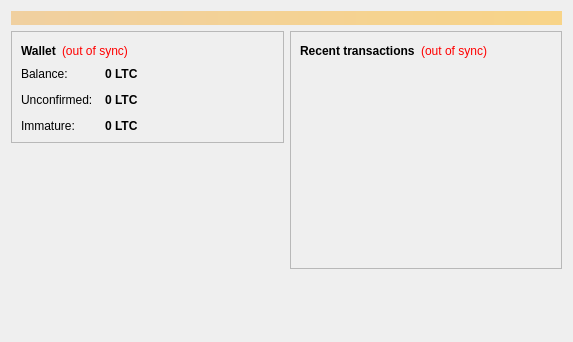
Above: src/qt/forms/overviewpage.ui from Worldcoin-Network/litecoin before the change. Below: the same form after it.
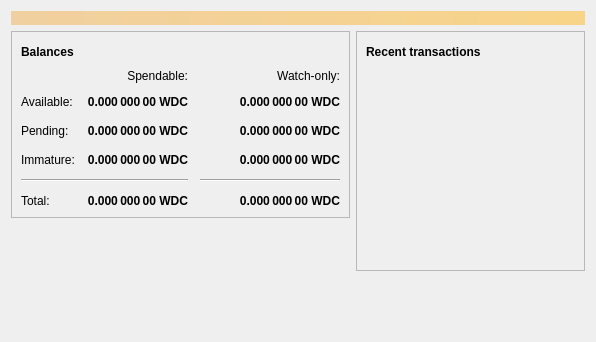
That is the form after the change. Icons and pictures are not drawn.

The edit to the form file:
```diff
--- a/src/qt/forms/overviewpage.ui
+++ b/src/qt/forms/overviewpage.ui
@@ -6,7 +6,7 @@
    <rect>
     <x>0</x>
     <y>0</y>
-    <width>573</width>
+    <width>596</width>
     <height>342</height>
    </rect>
   </property>
@@ -20,7 +20,7 @@
       <bool>false</bool>
      </property>
      <property name="styleSheet">
-      <string notr="true">background-color: qlineargradient(x1: 0, y1: 0, x2: 1, y2: 0, stop:0 #F0D0A0, stop:1 #F8D488); color:#000000;</string>
+      <string notr="true">QLabel { background-color: qlineargradient(x1: 0, y1: 0, x2: 1, y2: 0, stop:0 #F0D0A0, stop:1 #F8D488); color:#000000; }</string>
      </property>
      <property name="wordWrap">
       <bool>true</bool>
@@ -54,27 +54,197 @@
                </font>
               </property>
               <property name="text">
-               <string>Wallet</string>
+               <string>Balances</string>
               </property>
              </widget>
             </item>
             <item>
-             <widget class="QLabel" name="labelWalletStatus">
+             <widget class="QPushButton" name="labelWalletStatus">
+              <property name="enabled">
+               <bool>true</bool>
+              </property>
+              <property name="maximumSize">
+               <size>
+                <width>30</width>
+                <height>16777215</height>
+               </size>
+              </property>
               <property name="toolTip">
                <string>The displayed information may be out of date. Your wallet automatically synchronizes with the Worldcoin network after a connection is established, but this process has not completed yet.</string>
               </property>
-              <property name="styleSheet">
-               <string notr="true">QLabel { color: red; }</string>
-              </property>
               <property name="text">
-               <string notr="true">(out of sync)</string>
+               <string/>
               </property>
-              <property name="alignment">
-               <set>Qt::AlignLeading|Qt::AlignLeft|Qt::AlignVCenter</set>
+              <property name="icon">
+               <iconset resource="../bitcoin.qrc">
+                <normaloff>:/icons/warning</normaloff>
+                <disabledoff>:/icons/warning</disabledoff>:/icons/warning</iconset>
+              </property>
+              <property name="iconSize">
+               <size>
+                <width>24</width>
+                <height>24</height>
+               </size>
+              </property>
+              <property name="flat">
+               <bool>true</bool>
               </property>
              </widget>
             </item>
             <item>
+             <spacer name="horizontalSpacer_3">
+              <property name="orientation">
+               <enum>Qt::Horizontal</enum>
+              </property>
+              <property name="sizeHint" stdset="0">
+               <size>
+                <width>40</width>
+                <height>20</height>
+               </size>
+              </property>
+             </spacer>
+            </item>
+           </layout>
+          </item>
+          <item>
+           <layout class="QGridLayout" name="gridLayout">
+            <property name="spacing">
+             <number>12</number>
+            </property>
+            <item row="2" column="2">
+             <widget class="QLabel" name="labelWatchPending">
+              <property name="font">
+               <font>
+                <weight>75</weight>
+                <bold>true</bold>
+               </font>
+              </property>
+              <property name="cursor">
+               <cursorShape>IBeamCursor</cursorShape>
+              </property>
+              <property name="toolTip">
+               <string>Unconfirmed transactions to watch-only addresses</string>
+              </property>
+              <property name="text">
+               <string notr="true">0.000 000 00 WDC</string>
+              </property>
+              <property name="alignment">
+               <set>Qt::AlignRight|Qt::AlignTrailing|Qt::AlignVCenter</set>
+              </property>
+              <property name="textInteractionFlags">
+               <set>Qt::LinksAccessibleByMouse|Qt::TextSelectableByKeyboard|Qt::TextSelectableByMouse</set>
+              </property>
+             </widget>
+            </item>
+            <item row="2" column="1">
+             <widget class="QLabel" name="labelUnconfirmed">
+              <property name="font">
+               <font>
+                <weight>75</weight>
+                <bold>true</bold>
+               </font>
+              </property>
+              <property name="cursor">
+               <cursorShape>IBeamCursor</cursorShape>
+              </property>
+              <property name="toolTip">
+               <string>Total of transactions that have yet to be confirmed, and do not yet count toward the spendable balance</string>
+              </property>
+              <property name="text">
+               <string notr="true">0.000 000 00 WDC</string>
+              </property>
+              <property name="alignment">
+               <set>Qt::AlignRight|Qt::AlignTrailing|Qt::AlignVCenter</set>
+              </property>
+              <property name="textInteractionFlags">
+               <set>Qt::LinksAccessibleByMouse|Qt::TextSelectableByKeyboard|Qt::TextSelectableByMouse</set>
+              </property>
+             </widget>
+            </item>
+            <item row="3" column="2">
+             <widget class="QLabel" name="labelWatchImmature">
+              <property name="font">
+               <font>
+                <weight>75</weight>
+                <bold>true</bold>
+               </font>
+              </property>
+              <property name="cursor">
+               <cursorShape>IBeamCursor</cursorShape>
+              </property>
+              <property name="toolTip">
+               <string>Mined balance in watch-only addresses that has not yet matured</string>
+              </property>
+              <property name="text">
+               <string notr="true">0.000 000 00 WDC</string>
+              </property>
+              <property name="alignment">
+               <set>Qt::AlignRight|Qt::AlignTrailing|Qt::AlignVCenter</set>
+              </property>
+              <property name="textInteractionFlags">
+               <set>Qt::LinksAccessibleByMouse|Qt::TextSelectableByKeyboard|Qt::TextSelectableByMouse</set>
+              </property>
+             </widget>
+            </item>
+            <item row="4" column="0" colspan="2">
+             <widget class="Line" name="line">
+              <property name="orientation">
+               <enum>Qt::Horizontal</enum>
+              </property>
+             </widget>
+            </item>
+            <item row="4" column="2">
+             <widget class="Line" name="lineWatchBalance">
+              <property name="sizePolicy">
+               <sizepolicy hsizetype="Preferred" vsizetype="Fixed">
+                <horstretch>0</horstretch>
+                <verstretch>0</verstretch>
+               </sizepolicy>
+              </property>
+              <property name="minimumSize">
+               <size>
+                <width>140</width>
+                <height>0</height>
+               </size>
+              </property>
+              <property name="orientation">
+               <enum>Qt::Horizontal</enum>
+              </property>
+             </widget>
+            </item>
+            <item row="5" column="0">
+             <widget class="QLabel" name="labelTotalText">
+              <property name="text">
+               <string>Total:</string>
+              </property>
+             </widget>
+            </item>
+            <item row="3" column="1">
+             <widget class="QLabel" name="labelImmature">
+              <property name="font">
+               <font>
+                <weight>75</weight>
+                <bold>true</bold>
+               </font>
+              </property>
+              <property name="cursor">
+               <cursorShape>IBeamCursor</cursorShape>
+              </property>
+              <property name="toolTip">
+               <string>Mined balance that has not yet matured</string>
+              </property>
+              <property name="text">
+               <string notr="true">0.000 000 00 WDC</string>
+              </property>
+              <property name="alignment">
+               <set>Qt::AlignRight|Qt::AlignTrailing|Qt::AlignVCenter</set>
+              </property>
+              <property name="textInteractionFlags">
+               <set>Qt::LinksAccessibleByMouse|Qt::TextSelectableByKeyboard|Qt::TextSelectableByMouse</set>
+              </property>
+             </widget>
+            </item>
+            <item row="2" column="3">
              <spacer name="horizontalSpacer_2">
               <property name="orientation">
                <enum>Qt::Horizontal</enum>
@@ -87,28 +257,15 @@
               </property>
              </spacer>
             </item>
-           </layout>
-          </item>
-          <item>
-           <layout class="QFormLayout" name="formLayout_2">
-            <property name="fieldGrowthPolicy">
-             <enum>QFormLayout::AllNonFixedFieldsGrow</enum>
-            </property>
-            <property name="horizontalSpacing">
-             <number>12</number>
-            </property>
-            <property name="verticalSpacing">
-             <number>12</number>
-            </property>
-            <item row="0" column="0">
-             <widget class="QLabel" name="label">
+            <item row="3" column="0">
+             <widget class="QLabel" name="labelImmatureText">
               <property name="text">
-               <string>Balance:</string>
+               <string>Immature:</string>
               </property>
              </widget>
             </item>
-            <item row="0" column="1">
-             <widget class="QLabel" name="labelBalance">
+            <item row="5" column="1">
+             <widget class="QLabel" name="labelTotal">
               <property name="font">
                <font>
                 <weight>75</weight>
@@ -122,22 +279,60 @@
                <string>Your current balance</string>
               </property>
               <property name="text">
-               <string notr="true">0 LTC</string>
+               <string notr="true">0.000 000 00 WDC</string>
               </property>
+              <property name="alignment">
+               <set>Qt::AlignRight|Qt::AlignTrailing|Qt::AlignVCenter</set>
+              </property>
               <property name="textInteractionFlags">
                <set>Qt::LinksAccessibleByMouse|Qt::TextSelectableByKeyboard|Qt::TextSelectableByMouse</set>
               </property>
              </widget>
             </item>
+            <item row="5" column="2">
+             <widget class="QLabel" name="labelWatchTotal">
+              <property name="font">
+               <font>
+                <weight>75</weight>
+                <bold>true</bold>
+               </font>
+              </property>
+              <property name="cursor">
+               <cursorShape>IBeamCursor</cursorShape>
+              </property>
+              <property name="toolTip">
+               <string>Current total balance in watch-only addresses</string>
+              </property>
+              <property name="text">
+               <string notr="true">0.000 000 00 WDC</string>
+              </property>
+              <property name="alignment">
+               <set>Qt::AlignRight|Qt::AlignTrailing|Qt::AlignVCenter</set>
+              </property>
+              <property name="textInteractionFlags">
+               <set>Qt::LinksAccessibleByMouse|Qt::TextSelectableByKeyboard|Qt::TextSelectableByMouse</set>
+              </property>
+             </widget>
+            </item>
+            <item row="0" column="2">
+             <widget class="QLabel" name="labelWatchonly">
+              <property name="text">
+               <string>Watch-only:</string>
+              </property>
+              <property name="alignment">
+               <set>Qt::AlignRight|Qt::AlignTrailing|Qt::AlignVCenter</set>
+              </property>
+             </widget>
+            </item>
             <item row="1" column="0">
-             <widget class="QLabel" name="label_3">
+             <widget class="QLabel" name="labelBalanceText">
               <property name="text">
-               <string>Unconfirmed:</string>
+               <string>Available:</string>
               </property>
              </widget>
             </item>
             <item row="1" column="1">
-             <widget class="QLabel" name="labelUnconfirmed">
+             <widget class="QLabel" name="labelBalance">
               <property name="font">
                <font>
                 <weight>75</weight>
@@ -151,7 +346,35 @@
                <string>Total of transactions that have yet to be confirmed, and do not yet count toward the current balance</string>
               </property>
               <property name="text">
-               <string notr="true">0 LTC</string>
+               <string notr="true">0.000 000 00 WDC</string>
+              </property>
+              <property name="alignment">
+               <set>Qt::AlignRight|Qt::AlignTrailing|Qt::AlignVCenter</set>
+              </property>
+              <property name="textInteractionFlags">
+               <set>Qt::LinksAccessibleByMouse|Qt::TextSelectableByKeyboard|Qt::TextSelectableByMouse</set>
+              </property>
+             </widget>
+            </item>
+            <item row="1" column="2">
+             <widget class="QLabel" name="labelWatchAvailable">
+              <property name="font">
+               <font>
+                <weight>75</weight>
+                <bold>true</bold>
+               </font>
+              </property>
+              <property name="cursor">
+               <cursorShape>IBeamCursor</cursorShape>
+              </property>
+              <property name="toolTip">
+               <string>Your current balance in watch-only addresses</string>
+              </property>
+              <property name="text">
+               <string notr="true">0.000 000 00 WDC</string>
+              </property>
+              <property name="alignment">
+               <set>Qt::AlignRight|Qt::AlignTrailing|Qt::AlignVCenter</set>
               </property>
               <property name="textInteractionFlags">
                <set>Qt::LinksAccessibleByMouse|Qt::TextSelectableByKeyboard|Qt::TextSelectableByMouse</set>
@@ -159,28 +382,19 @@
              </widget>
             </item>
             <item row="2" column="0">
-             <widget class="QLabel" name="labelImmatureText">
+             <widget class="QLabel" name="labelPendingText">
               <property name="text">
-               <string>Immature:</string>
+               <string>Pending:</string>
               </property>
              </widget>
             </item>
-            <item row="2" column="1">
-             <widget class="QLabel" name="labelImmature">
-              <property name="font">
-               <font>
-                <weight>75</weight>
-                <bold>true</bold>
-               </font>
-              </property>
-              <property name="toolTip">
-               <string>Mined balance that has not yet matured</string>
-              </property>
+            <item row="0" column="1">
+             <widget class="QLabel" name="labelSpendable">
               <property name="text">
-               <string notr="true">0 LTC</string>
+               <string>Spendable:</string>
               </property>
-              <property name="textInteractionFlags">
-               <set>Qt::LinksAccessibleByMouse|Qt::TextSelectableByKeyboard|Qt::TextSelectableByMouse</set>
+              <property name="alignment">
+               <set>Qt::AlignRight|Qt::AlignTrailing|Qt::AlignVCenter</set>
               </property>
              </widget>
             </item>
@@ -219,24 +433,47 @@
            <layout class="QHBoxLayout" name="horizontalLayout_2">
             <item>
              <widget class="QLabel" name="label_4">
+              <property name="font">
+               <font>
+                <weight>75</weight>
+                <bold>true</bold>
+               </font>
+              </property>
               <property name="text">
-               <string>&lt;b&gt;Recent transactions&lt;/b&gt;</string>
+               <string>Recent transactions</string>
               </property>
              </widget>
             </item>
             <item>
-             <widget class="QLabel" name="labelTransactionsStatus">
+             <widget class="QPushButton" name="labelTransactionsStatus">
+              <property name="enabled">
+               <bool>true</bool>
+              </property>
+              <property name="maximumSize">
+               <size>
+                <width>30</width>
+                <height>16777215</height>
+               </size>
+              </property>
               <property name="toolTip">
                <string>The displayed information may be out of date. Your wallet automatically synchronizes with the Worldcoin network after a connection is established, but this process has not completed yet.</string>
               </property>
-              <property name="styleSheet">
-               <string notr="true">QLabel { color: red; }</string>
-              </property>
               <property name="text">
-               <string notr="true">(out of sync)</string>
+               <string/>
               </property>
-              <property name="alignment">
-               <set>Qt::AlignRight|Qt::AlignTrailing|Qt::AlignVCenter</set>
+              <property name="icon">
+               <iconset resource="../bitcoin.qrc">
+                <normaloff>:/icons/warning</normaloff>
+                <disabledoff>:/icons/warning</disabledoff>:/icons/warning</iconset>
+              </property>
+              <property name="iconSize">
+               <size>
+                <width>24</width>
+                <height>24</height>
+               </size>
+              </property>
+              <property name="flat">
+               <bool>true</bool>
               </property>
              </widget>
             </item>
```
Left out of the diff: 7 changed lines with no effect on the pictures.
